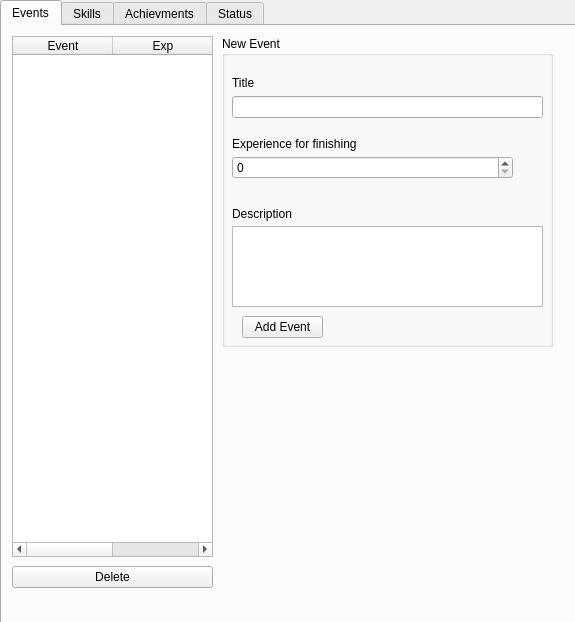
Before: the Qt Designer form mainwindow.ui in Jakski/rpg-organizer, drawn with Qt 5.
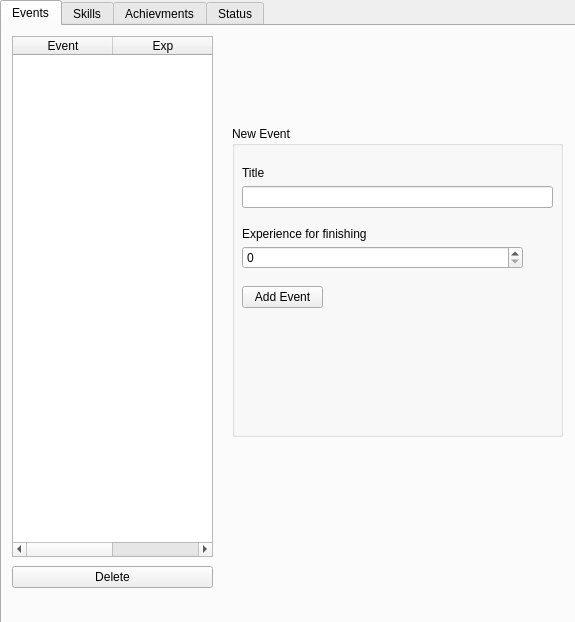
After: the same form once the commit is applied. The open tabs and pages were chosen to show the change.

```diff
--- a/mainwindow.ui
+++ b/mainwindow.ui
@@ -82,8 +82,8 @@
      <widget class="QGroupBox" name="groupBox">
       <property name="geometry">
        <rect>
-        <x>220</x>
-        <y>10</y>
+        <x>230</x>
+        <y>100</y>
         <width>331</width>
         <height>311</height>
        </rect>
@@ -91,29 +91,6 @@
       <property name="title">
        <string>New Event</string>
       </property>
-      <widget class="QTextEdit" name="e_event_desc">
-       <property name="geometry">
-        <rect>
-         <x>10</x>
-         <y>190</y>
-         <width>311</width>
-         <height>81</height>
-        </rect>
-       </property>
-      </widget>
-      <widget class="QLabel" name="l_event_desc">
-       <property name="geometry">
-        <rect>
-         <x>10</x>
-         <y>170</y>
-         <width>71</width>
-         <height>16</height>
-        </rect>
-       </property>
-       <property name="text">
-        <string>Description</string>
-       </property>
-      </widget>
       <widget class="QSpinBox" name="s_exp">
        <property name="geometry">
         <rect>
@@ -163,8 +140,8 @@
       <widget class="QPushButton" name="b_add_event">
        <property name="geometry">
         <rect>
-         <x>20</x>
-         <y>280</y>
+         <x>10</x>
+         <y>160</y>
          <width>81</width>
          <height>22</height>
         </rect>
@@ -174,19 +151,6 @@
        </property>
       </widget>
      </widget>
-     <widget class="QLabel" name="l_event_disp_desc">
-      <property name="geometry">
-       <rect>
-        <x>220</x>
-        <y>330</y>
-        <width>331</width>
-        <height>201</height>
-       </rect>
-      </property>
-      <property name="text">
-       <string/>
-      </property>
-     </widget>
     </widget>
     <widget class="QWidget" name="tab_2">
      <attribute name="title">
```
Left out of the diff: 2 changed lines with no effect on the pictures.
